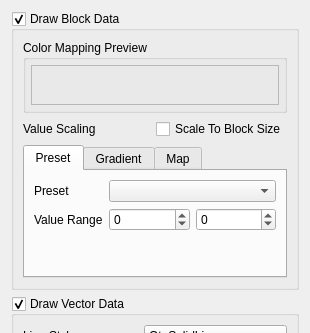
This is YUViewLib/ui/statisticsstylecontrol.ui in IENT/YUView as Qt 5 draws it before an edit; both pictures show x 0 to 310 and y 0 to 333 of the 310 by 672 pixel window. The edited form follows.
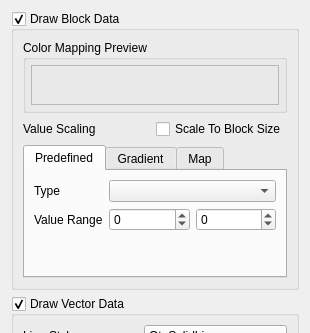
This is the edited form. The open tabs and pages were chosen to show the change. Icons and pictures are not drawn. Custom widgets are drawn as their Qt base class.

```diff
--- a/YUViewLib/ui/statisticsstylecontrol.ui
+++ b/YUViewLib/ui/statisticsstylecontrol.ui
@@ -106,7 +106,7 @@
           <string>Use a fixed prest mapping from color to value.</string>
          </property>
          <attribute name="title">
-          <string>Preset</string>
+          <string>Predefined</string>
          </attribute>
          <layout class="QGridLayout" name="gridLayout_5" columnstretch="0,1">
           <item row="2" column="0">
@@ -135,7 +135,7 @@
           <item row="0" column="0">
            <widget class="QLabel" name="labelPreset">
             <property name="text">
-             <string>Preset</string>
+             <string>Type</string>
             </property>
            </widget>
           </item>
```
Left out of the diff: 16 changed lines with no effect on the pictures.
